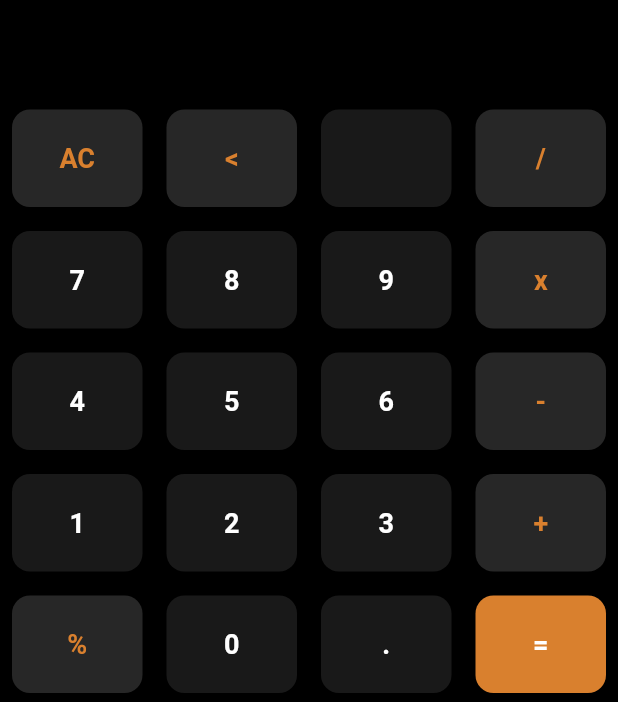
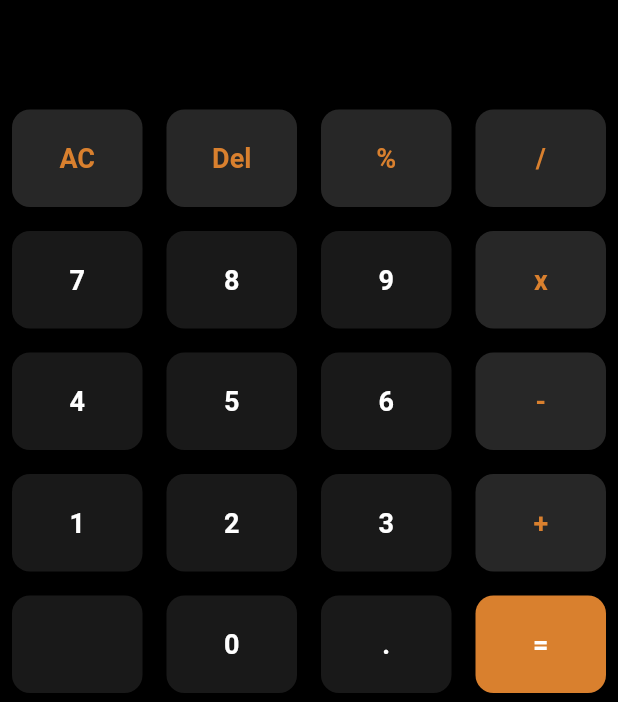
Before and after one commit to IsuruMJA99/simple_calculator, a Flutter app: the screen it shows after launch, after a tap on an icon or button, on a phone screen of 412 x 824 dp. Shown: the part 531-1233 px from the top of the screen. Run offline on Flutter 3.47's test engine with Material 2 defaults, Android fonts, the phone set to English and light mode, and no system bars; our stand-ins replace math_expressions.

Commit message:
final edit calculator

```diff
--- a/lib/main.dart
+++ b/lib/main.dart
@@ -23,6 +23,8 @@ double secondNum = 0.0;
 var input ='';
 var output='';
 var operations='';
+var hideInputs = false;
+var outoutSize = 34.0;
 
 onButtonClick(value){
 
@@ -30,20 +32,38 @@ onButtonClick(value){
      input ='';
      output='';
   }
-else if(value == "<"){
-    input =input.substring(0,input.length - 1);
+else if(value == "Del"){
+
+  if (input.isNotEmpty){
+    input = input.substring(0,input.length - 1);
+  }
+
 }
 else if(value == "="){
+  if (input.isNotEmpty){
     var userInput = input;
     userInput = input.replaceAll("x", "*");
     Parser p = Parser();
     Expression expression = p.parse(userInput);
     ContextModel cm = ContextModel();
     var finalValue = expression.evaluate(EvaluationType.REAL, cm);
-    output = finalValue;
+    output = finalValue.toString();
+    if(output.endsWith(".0")){
+    output = output.substring(0,output.length - 2);
      }
+
+     input = output;
+      hideInputs = true;
+      outoutSize = 52;
+  }
+}
+
+
+
   else{
     input = input + value;
+    hideInputs = false;
+    outoutSize = 34;
   }
 
   setState(() {});
@@ -64,7 +84,7 @@ else if(value == "="){
               crossAxisAlignment: CrossAxisAlignment.end,
               children: [
                 Text(
-                  input,
+                   hideInputs?'': input,
                   style:  TextStyle(
                     fontSize: 48,
                     color: Colors.white,
@@ -76,7 +96,7 @@ else if(value == "="){
                 Text(
                   output,
                   style: TextStyle(
-                    fontSize: 34,
+                    fontSize: outoutSize,
                     color: Colors.white.withOpacity(0.7),
                   ),
                 ),
@@ -93,8 +113,8 @@ else if(value == "="){
             button(
                 text: "AC", buttonBgColor: operatorColor, tcolor: orangeColor),
             button(
-                text: "<", buttonBgColor: operatorColor, tcolor: orangeColor),
-            button(text: ""),
+                text: "Del", buttonBgColor: operatorColor, tcolor: orangeColor),
+            button(text: "%", tcolor: orangeColor, buttonBgColor: operatorColor),
             button(
                 text: "/", buttonBgColor: operatorColor, tcolor: orangeColor),
           ],
@@ -132,8 +152,7 @@ else if(value == "="){
         ),
         Row(
           children: [
-            button(
-                text: "%", tcolor: orangeColor, buttonBgColor: operatorColor),
+            button(text: ""),
             button(text: "0"),
             button(text: "."),
             button(text: "=", buttonBgColor: orangeColor),
```
